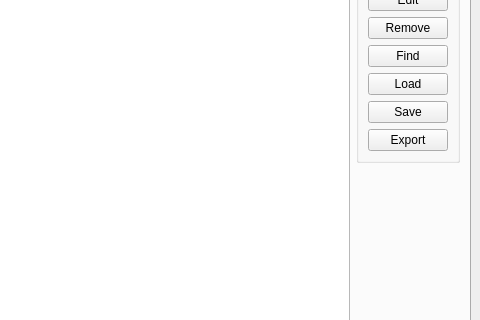
First picture: the form in crmV1.ui, repository BlackXanthus/ChurchCRM, before the edit; both pictures show x 330 to 810 and y 148 to 468 of the 810 by 600 pixel window.
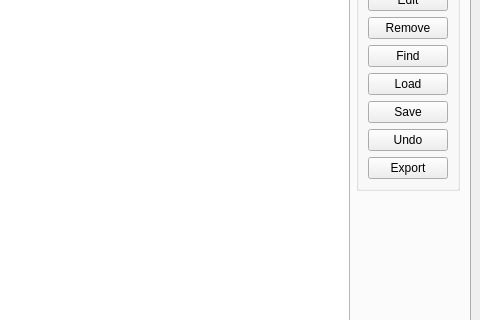
Second picture: the form after the edit.

Commit message: Added Remove Contact and Undo Remove Contact

```diff
--- a/crmV1.ui
+++ b/crmV1.ui
@@ -79,6 +79,13 @@
              </property>
             </widget>
            </item>
+           <item>
+            <widget class="QPushButton" name="buttonUndo">
+             <property name="text">
+              <string>Undo</string>
+             </property>
+            </widget>
+           </item>
            <item>
             <widget class="QPushButton" name="buttonExport">
              <property name="text">
```
The commit also changes 2 other files.
